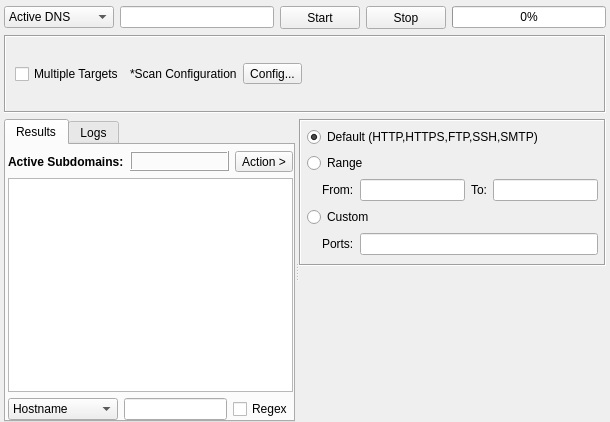
Above: sub3suite/src/engines/active/Active.ui from 3nock/OTE before the change. Below: the same form after it.
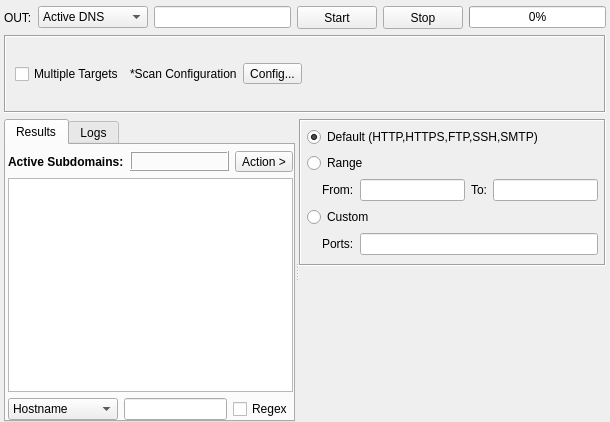
That is the form after the change. Custom widgets are drawn as their Qt base class.

Diff of the .ui file:
```diff
--- a/sub3suite/src/engines/active/Active.ui
+++ b/sub3suite/src/engines/active/Active.ui
@@ -31,6 +31,13 @@
    </property>
    <item>
     <layout class="QHBoxLayout" name="horizontalLayout_5">
+     <item>
+      <widget class="QLabel" name="labelOUT">
+       <property name="text">
+        <string>OUT:</string>
+       </property>
+      </widget>
+     </item>
      <item>
       <widget class="QComboBox" name="comboBoxOption">
        <property name="sizePolicy">
```
